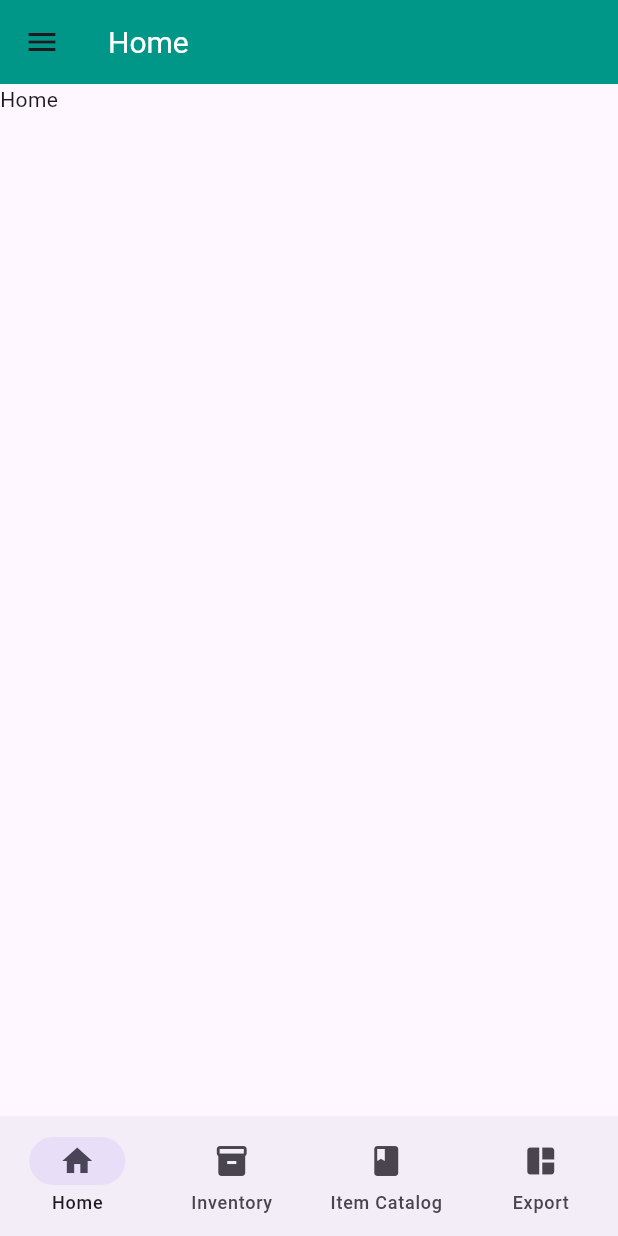
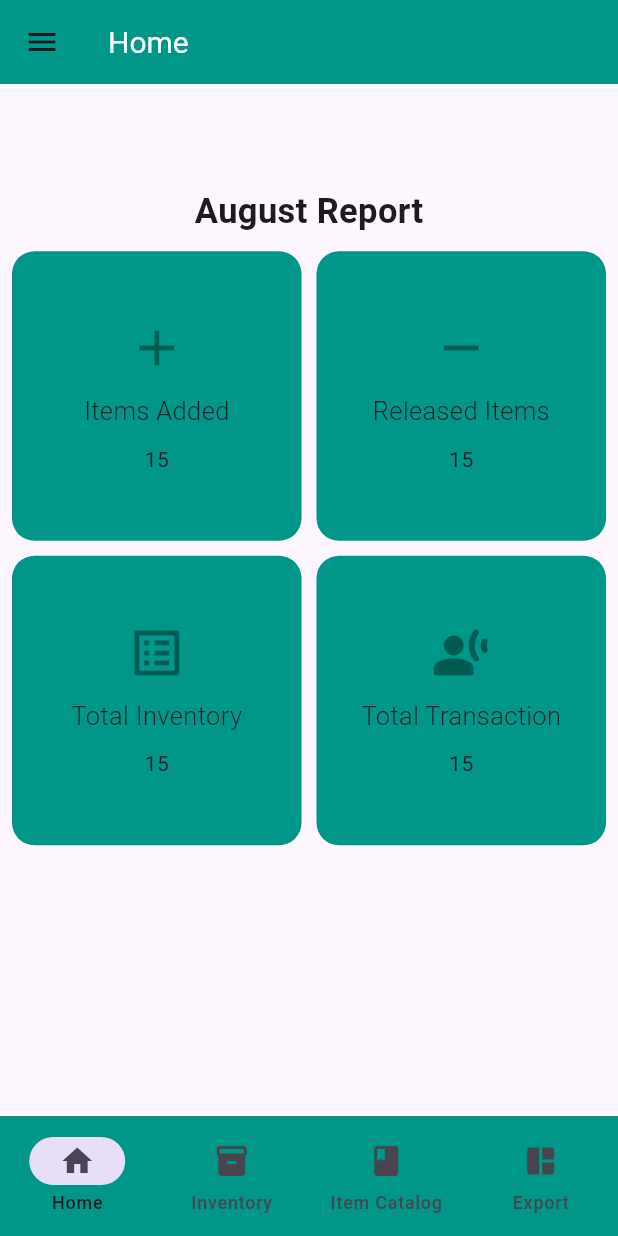
Before and after one commit to MorsHs/flutter_mobile_inventory, a Flutter app: the screen it shows after launch, on a phone screen of 412 x 824 dp. Run offline on Flutter 3.47's test engine with Material 3 defaults, Android fonts, the phone set to English and light mode, and no system bars; our stand-ins replace go_router.

Commit message:
Added Home Widgets

```diff
--- a/lib/Pages/Home/Home.dart
+++ b/lib/Pages/Home/Home.dart
@@ -1,13 +1,30 @@
 import 'package:flutter/material.dart';
+import 'package:flutter_mobile_inventory/Pages/Home/widgets/GridViewBuildReportContainer.dart';
+import 'package:flutter_mobile_inventory/Pages/Home/widgets/ReportContainer.dart';
 
 class Home extends StatelessWidget {
   const Home({super.key});
 
   @override
   Widget build(BuildContext context) {
+
+    List<String> month = ['January','February','March','April','May','June','July','August','September','October','November','December'];
     return Scaffold(
       body: SafeArea(
-          child: Text('Home')),
+        child: Center(
+          child: Column(
+            spacing: 2,
+            mainAxisAlignment: MainAxisAlignment.center,
+            children: [
+              Text('${month[DateTime.now().month-1]} Report', style: TextStyle(fontSize: 23,fontWeight: FontWeight.w700)),
+              Padding(
+                padding: const EdgeInsets.all(8.0),
+                child: GridViewBuildReportContainer(),
+              )
+            ],
+          ),
+        ),
+      ),
     );
   }
 }
--- /dev/null
+++ b/lib/Pages/Home/widgets/GridViewBuildReportContainer.dart
@@ -0,0 +1,24 @@
+import 'package:flutter/material.dart';
+import 'package:flutter_mobile_inventory/Pages/Home/widgets/ReportContainer.dart';
+
+class GridViewBuildReportContainer extends StatelessWidget {
+  const GridViewBuildReportContainer({super.key});
+
+  @override
+  Widget build(BuildContext context) {
+    final List<String> name = ['Items Added','Released Items','Total Inventory','Total Transaction'];
+    final List<IconData> icon = [Icons.add,Icons.remove,Icons.list_alt,Icons.transcribe_rounded];
+    return SizedBox(
+      height: 500,
+      child: GridView.builder(
+        gridDelegate: SliverGridDelegateWithFixedCrossAxisCount(
+          crossAxisSpacing: 10,
+          mainAxisSpacing: 10,
+          crossAxisCount: 2,
+        ),
+        itemBuilder: (context, index) => ReportContainer(name: name[index],iconData: icon[index],),
+        itemCount: 4,
+      ),
+    );
+  }
+}
--- /dev/null
+++ b/lib/Pages/Home/widgets/ReportContainer.dart
@@ -0,0 +1,38 @@
+import 'package:flutter/material.dart';
+
+class ReportContainer extends StatefulWidget {
+  final String name;
+  final IconData iconData;
+  const ReportContainer({
+    super.key,
+    required this.name,
+    required this.iconData,
+  });
+
+  @override
+  State<ReportContainer> createState() => _ReportContainerState();
+}
+
+class _ReportContainerState extends State<ReportContainer> {
+  @override
+  Widget build(BuildContext context) {
+    return Container(
+      decoration: BoxDecoration(
+        borderRadius: BorderRadius.circular(15),
+        color: Colors.teal,
+      ),
+      child: Column(
+        spacing: 10,
+        mainAxisAlignment: MainAxisAlignment.center,
+        children: [
+          Icon(widget.iconData, color: Colors.black38.withAlpha(100), size: 40),
+          Text(
+            widget.name,
+            style: TextStyle(fontSize: 17, fontWeight: FontWeight.w300),
+          ),
+          Text('15'),
+        ],
+      ),
+    );
+  }
+}
--- a/lib/Pages/Shell/widgets/BottomNavBar.dart
+++ b/lib/Pages/Shell/widgets/BottomNavBar.dart
@@ -24,6 +24,7 @@ class _BottomnavbarState extends State<Bottomnavbar> {
   @override
   Widget build(BuildContext context) {
     return NavigationBar(
+      backgroundColor: Colors.teal,
       onDestinationSelected:
           (value) => setState(() {
             index = value;
```
